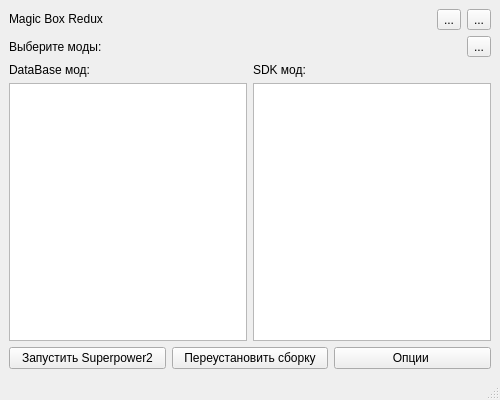
Old version of the form src/MainWindow.ui in the repository sabudilovskiy/MagicBoxReduxCmake.
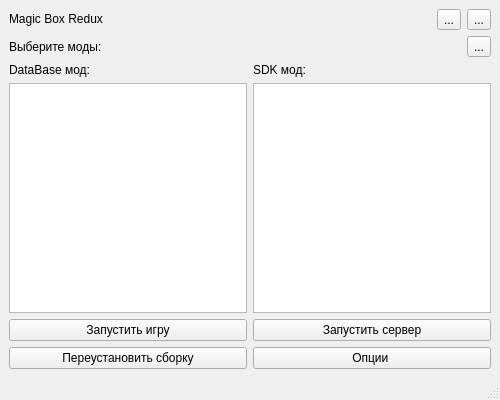
New version of the form.

```diff
--- a/src/MainWindow.ui
+++ b/src/MainWindow.ui
@@ -131,10 +131,21 @@
       <item>
        <widget class="QPushButton" name="pushButton_start">
         <property name="text">
-         <string>Запустить Superpower2</string>
+         <string>Запустить игру</string>
         </property>
        </widget>
       </item>
+      <item>
+       <widget class="QPushButton" name="pushButton_server">
+        <property name="text">
+         <string>Запустить сервер</string>
+        </property>
+       </widget>
+      </item>
+     </layout>
+    </item>
+    <item>
+     <layout class="QHBoxLayout" name="horizontalLayout_5">
       <item>
        <widget class="QPushButton" name="pushButton_reinstall">
         <property name="text">
```
Left out of the diff: 2 changed lines with no effect on the pictures.
